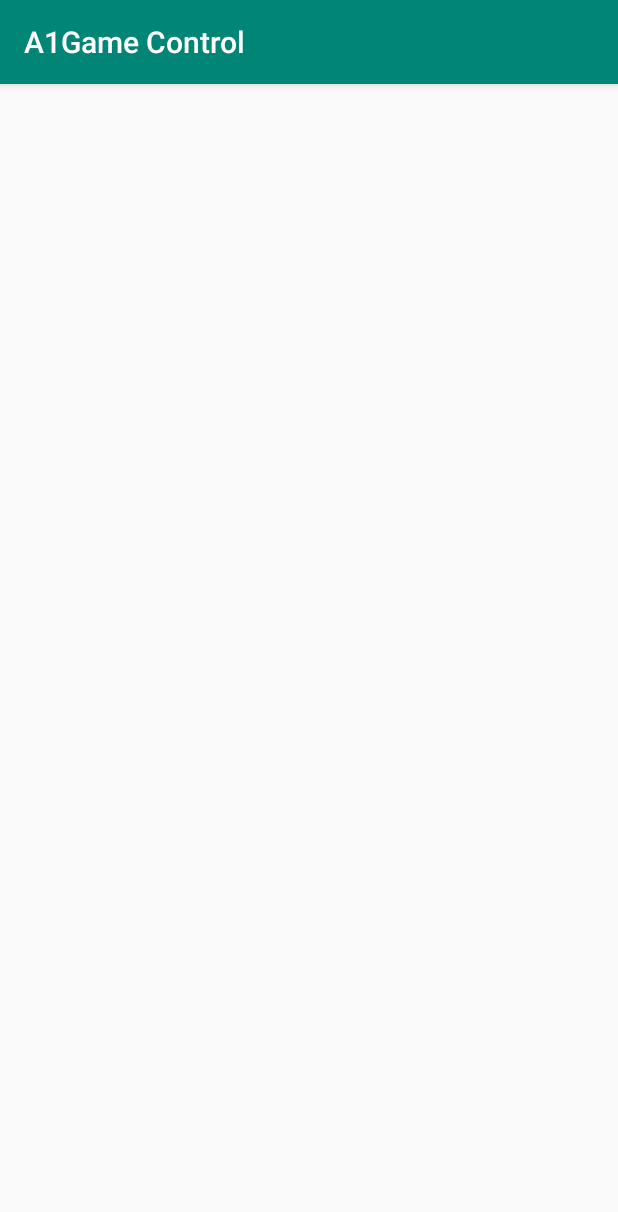
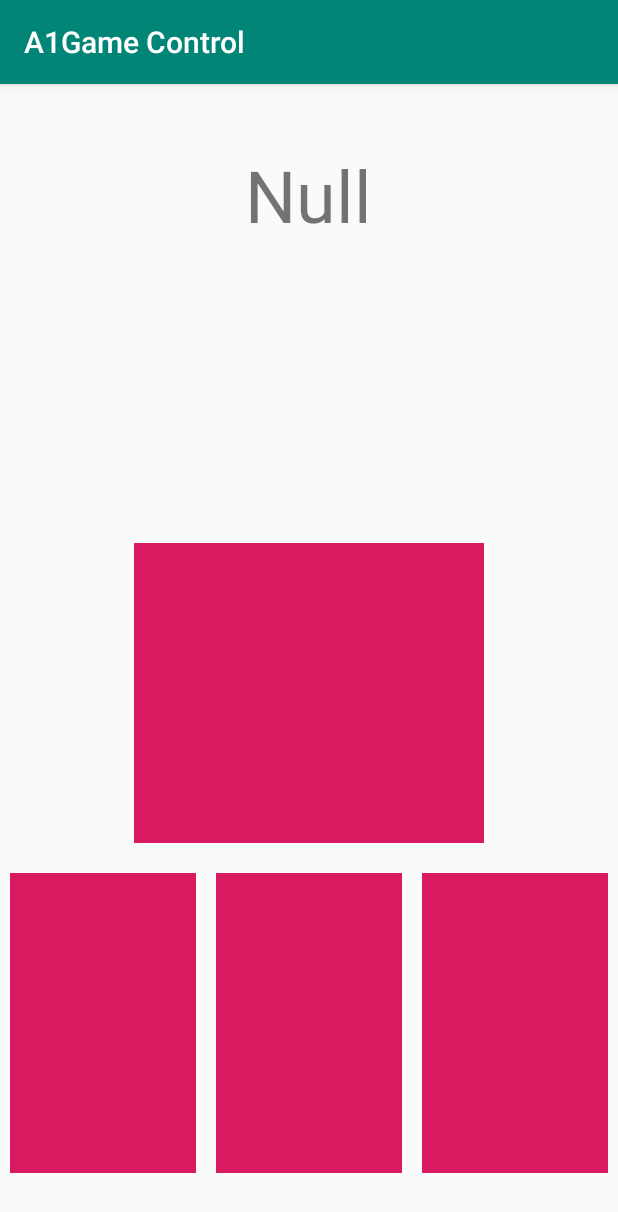
Before and after one commit to juanOblitas/GameControl, an Android app: the GamePad screen opened directly, with no data from a screen before it, on a phone screen of 412 x 824 dp. Shown: the top 1212 px of the screen. Run offline under Robolectric (Android 15) with nearby library versions, the light colour scheme and no system bars.

Commit message:
Game Pad Finished

```diff
--- a/app/src/main/java/com/example/a1gamecontrol/GamePad.java
+++ b/app/src/main/java/com/example/a1gamecontrol/GamePad.java
@@ -1,13 +1,59 @@
 package com.example.a1gamecontrol;
 
+import android.graphics.Color;
+import android.graphics.drawable.ColorDrawable;
+import android.os.Build;
+import android.support.annotation.RequiresApi;
 import android.support.v7.app.AppCompatActivity;
 import android.os.Bundle;
+import android.view.MotionEvent;
+import android.view.View;
+import android.widget.Button;
+import android.widget.TextView;
 
-public class GamePad extends AppCompatActivity {
-
+public class GamePad extends AppCompatActivity implements View.OnTouchListener{
+    TextView up,left,down,right;
+    TextView message;
     @Override
     protected void onCreate(Bundle savedInstanceState) {
         super.onCreate(savedInstanceState);
         setContentView(R.layout.activity_game_pad);
+        up=(TextView) findViewById(R.id.arrow_up);
+        left=(TextView ) findViewById(R.id.arrow_left);
+        down=(TextView ) findViewById(R.id.arrow_down);
+        right=(TextView ) findViewById(R.id.arrow_right);
+        message=(TextView)findViewById(R.id.message);
+        up.setOnTouchListener(this);
+        down.setOnTouchListener(this);
+        left.setOnTouchListener(this);
+        right.setOnTouchListener(this);
+    }
+
+    @Override
+    public boolean onTouch(View v, MotionEvent event) {
+        if (event.getAction() == MotionEvent.ACTION_DOWN){
+            if(v.getId()==up.getId()){
+                message.setText("Arriba");
+                up.setBackgroundColor(Color.parseColor("#CAA615"));
+            } else if(v.getId()==down.getId()){
+                message.setText("Abajo");
+                down.setBackgroundColor(Color.parseColor("#CAA615"));
+            }else if(v.getId()==left.getId()){
+                message.setText("Izquierda");
+                left.setBackgroundColor(Color.parseColor("#CAA615"));
+            }else if(v.getId()==right.getId()){
+                message.setText("Derecha");
+                right.setBackgroundColor(Color.parseColor("#CAA615"));
+            }
+        } else if (event.getAction() == MotionEvent.ACTION_UP){
+            message.setText("Null");
+            up.setBackgroundColor(Color.parseColor("#D81B60"));
+            down.setBackgroundColor(Color.parseColor("#D81B60"));
+            left.setBackgroundColor(Color.parseColor("#D81B60"));
+            right.setBackgroundColor(Color.parseColor("#D81B60"));
+        }
+        return true;
+
+
     }
 }
--- a/app/src/main/res/layout/activity_game_pad.xml
+++ b/app/src/main/res/layout/activity_game_pad.xml
@@ -1,9 +1,68 @@
 <?xml version="1.0" encoding="utf-8"?>
-<android.support.constraint.ConstraintLayout xmlns:android="http://schemas.android.com/apk/res/android"
+<LinearLayout xmlns:android="http://schemas.android.com/apk/res/android"
     xmlns:app="http://schemas.android.com/apk/res-auto"
     xmlns:tools="http://schemas.android.com/tools"
     android:layout_width="match_parent"
-    android:layout_height="match_parent"
+    android:layout_height="wrap_content"
+    android:orientation="vertical"
+    android:layout_gravity="center"
     tools:context=".GamePad">
 
-</android.support.constraint.ConstraintLayout>
+
+    <TextView
+        android:id="@+id/message"
+        android:layout_width="wrap_content"
+        android:layout_height="wrap_content"
+        android:layout_weight="1"
+        android:text="Null"
+        android:layout_gravity="center_horizontal"
+        android:layout_marginBottom="300px"
+        android:textSize="@android:dimen/app_icon_size"/>
+
+    <TextView
+        android:id="@+id/arrow_up"
+        android:layout_width="350px"
+        android:layout_height="300px"
+        android:layout_gravity="center_horizontal"
+        android:layout_weight="1"
+        android:text=""
+        android:background="@color/colorAccent"
+        android:layout_marginBottom="30px"/>
+
+    <LinearLayout
+        android:layout_width="match_parent"
+        android:layout_height="match_parent"
+        android:layout_weight="1"
+        android:orientation="horizontal">
+
+        <TextView
+            android:id="@+id/arrow_left"
+            android:layout_width="wrap_content"
+            android:layout_height="300px"
+            android:layout_weight="1"
+            android:text=""
+            android:layout_gravity="center_horizontal"
+            android:background="@color/colorAccent"
+            android:layout_marginRight="10px"
+            android:layout_marginLeft="10px"/>
+        <TextView
+            android:id="@+id/arrow_down"
+            android:layout_width="wrap_content"
+            android:layout_height="300px"
+            android:layout_weight="1"
+            android:text=""
+            android:background="@color/colorAccent"
+            android:layout_marginRight="10px"
+            android:layout_marginLeft="10px"/>
+        <TextView
+            android:id="@+id/arrow_right"
+            android:layout_width="wrap_content"
+            android:layout_height="300px"
+            android:layout_weight="1"
+            android:text=""
+            android:background="@color/colorAccent"
+            android:layout_marginRight="10px"
+            android:layout_marginLeft="10px"/>
+    </LinearLayout>
+
+</LinearLayout>
```
